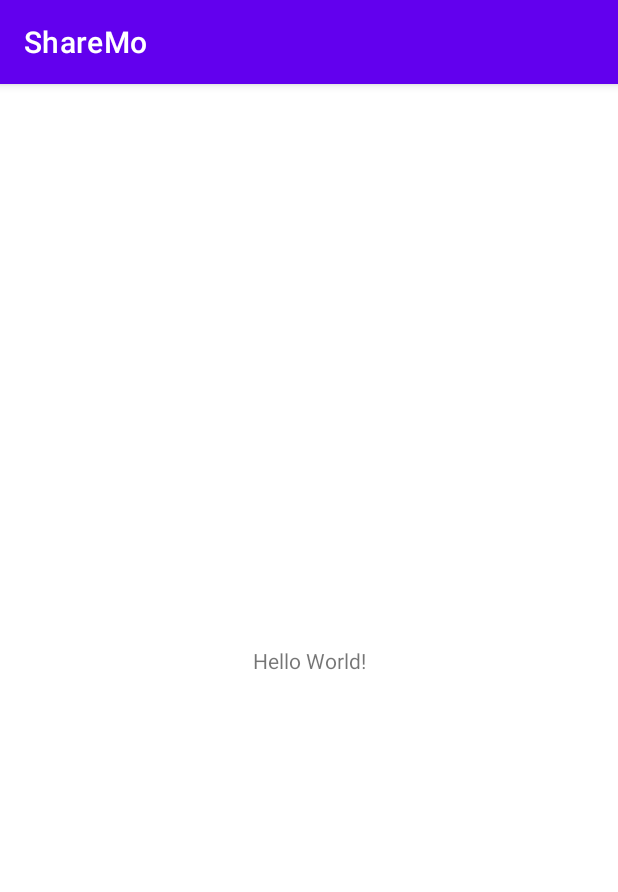
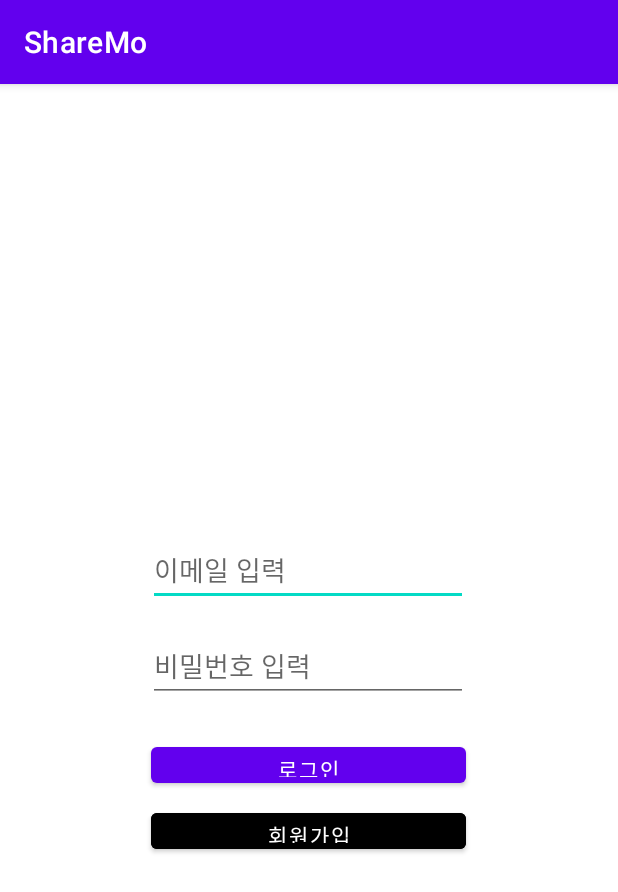
Before and after one commit to JWhy121/ShareMo, an Android app: the screen it shows after launch (MainActivity), on a phone screen of 412 x 824 dp. Shown: the top 892 px of the screen. Run offline under Robolectric (Android 15) with nearby library versions, the phone set to English and light mode, and no system bars; our stand-ins replace Firebase (no records; nobody signed in at launch, a user with empty details on screens opened directly).

Commit message:
로그인, 회원가입창

```diff
--- a/app/src/main/AndroidManifest.xml
+++ b/app/src/main/AndroidManifest.xml
@@ -9,6 +9,7 @@
         android:roundIcon="@mipmap/ic_launcher_round"
         android:supportsRtl="true"
         android:theme="@style/Theme.ShareMo">
+        <activity android:name=".RegisterActivity"></activity>
         <activity android:name=".MainActivity">
             <intent-filter>
                 <action android:name="android.intent.action.MAIN" />
--- a/app/src/main/java/com/cookandroid/sharemo/MainActivity.kt
+++ b/app/src/main/java/com/cookandroid/sharemo/MainActivity.kt
@@ -1,11 +1,54 @@
 package com.cookandroid.sharemo
 
+import android.content.Intent
 import androidx.appcompat.app.AppCompatActivity
 import android.os.Bundle
+import android.widget.Button
+import android.widget.EditText
+import android.widget.Toast
+import com.google.firebase.auth.FirebaseAuth
 
 class MainActivity : AppCompatActivity() {
+
+    private var mFirebaseAuth : FirebaseAuth? = null //파이어베이스 인증
+    // lateinit var mDatabaseRef : DatabaseReference //실시간 데이터베이스
+    lateinit var edtEmail : EditText
+    lateinit var edtPwd : EditText
+
+
     override fun onCreate(savedInstanceState: Bundle?) {
         super.onCreate(savedInstanceState)
         setContentView(R.layout.activity_main)
+
+        mFirebaseAuth = FirebaseAuth.getInstance()
+        //mDatabaseRef = FirebaseDatabase.getInstance().getReference()
+
+        edtEmail = findViewById(R.id.edt_email)
+        edtPwd = findViewById(R.id.edt_pwd)
+
+        var btnLogin : Button = findViewById(R.id.btn_login)
+
+        btnLogin.setOnClickListener {
+
+            if(edtEmail.text.toString().equals("") || edtPwd.text.toString().equals("")) {
+                Toast.makeText(this, "로그인 정보를 모두 입력하세요", Toast.LENGTH_SHORT).show()
+            }else{
+                mFirebaseAuth!!.signInWithEmailAndPassword(edtEmail.text.toString(), edtPwd.text.toString())!!.addOnCompleteListener(this) {
+                    if (it.isSuccessful) {
+                        var intent = Intent(this, RegisterActivity::class.java)
+                        startActivity(intent)
+                    } else {
+                        Toast.makeText(this, "아이디 혹은 비밀번호가 틀렸습니다", Toast.LENGTH_SHORT).show()
+                    }
+                }
+            }
+        }
+
+        var btnRegister : Button = findViewById(R.id.btn_register)
+        btnRegister.setOnClickListener {
+
+            val intent = Intent(this, RegisterActivity::class.java)
+            startActivity(intent)
+        }
     }
 }
--- a/app/src/main/res/layout/activity_main.xml
+++ b/app/src/main/res/layout/activity_main.xml
@@ -6,13 +6,58 @@
     android:layout_height="match_parent"
     tools:context=".MainActivity">
 
-    <TextView
+    <EditText
+        android:id="@+id/edt_email"
         android:layout_width="wrap_content"
         android:layout_height="wrap_content"
-        android:text="Hello World!"
-        app:layout_constraintBottom_toBottomOf="parent"
-        app:layout_constraintLeft_toLeftOf="parent"
-        app:layout_constraintRight_toRightOf="parent"
+        android:layout_marginTop="300dp"
+        android:layout_marginBottom="16dp"
+        android:ems="10"
+        android:hint="이메일 입력"
+        android:inputType="textEmailAddress"
+        app:layout_constraintBottom_toTopOf="@+id/edt_pwd"
+        app:layout_constraintEnd_toEndOf="parent"
+        app:layout_constraintHorizontal_bias="0.497"
+        app:layout_constraintStart_toStartOf="parent"
         app:layout_constraintTop_toTopOf="parent" />
 
+    <EditText
+        android:id="@+id/edt_pwd"
+        android:layout_width="wrap_content"
+        android:layout_height="wrap_content"
+        android:layout_marginBottom="16dp"
+        android:ems="10"
+        android:hint="비밀번호 입력"
+        android:inputType="textPassword"
+        app:layout_constraintBottom_toTopOf="@+id/btn_login"
+        app:layout_constraintEnd_toEndOf="parent"
+        app:layout_constraintHorizontal_bias="0.497"
+        app:layout_constraintStart_toStartOf="parent"
+        app:layout_constraintTop_toBottomOf="@+id/edt_email" />
+
+    <Button
+        android:id="@+id/btn_login"
+        android:layout_width="210dp"
+        android:layout_height="36dp"
+        android:layout_margin="8dp"
+        android:text="로그인"
+        app:layout_constraintBottom_toTopOf="@+id/btn_register"
+        app:layout_constraintEnd_toEndOf="parent"
+        app:layout_constraintHorizontal_bias="0.497"
+        app:layout_constraintStart_toStartOf="parent"
+        app:layout_constraintTop_toBottomOf="@+id/edt_pwd" />
+
+    <Button
+        android:id="@+id/btn_register"
+        android:layout_width="210dp"
+        android:layout_height="36dp"
+        android:layout_margin="8dp"
+        android:layout_marginTop="60dp"
+        android:backgroundTint="@color/black"
+        android:text="회원가입"
+        app:layout_constraintEnd_toEndOf="parent"
+        app:layout_constraintHorizontal_bias="0.497"
+        app:layout_constraintStart_toStartOf="parent"
+        app:layout_constraintTop_toBottomOf="@+id/btn_login" />
+
 </androidx.constraintlayout.widget.ConstraintLayout>
```
Also changed, not shown: app/src/main/java/com/cookandroid/sharemo/RegisterActivity.kt (added, +62 -0 lines), app/src/main/res/layout/activity_register.xml (added, +188 -0 lines).
